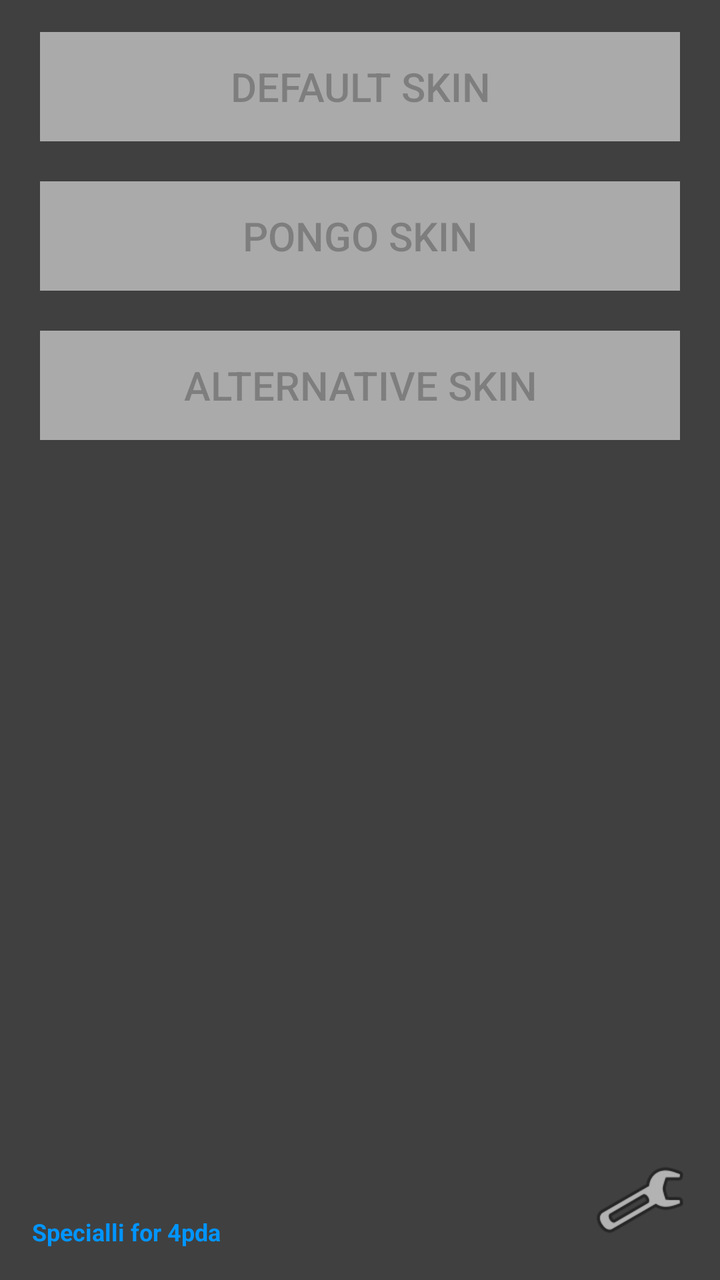
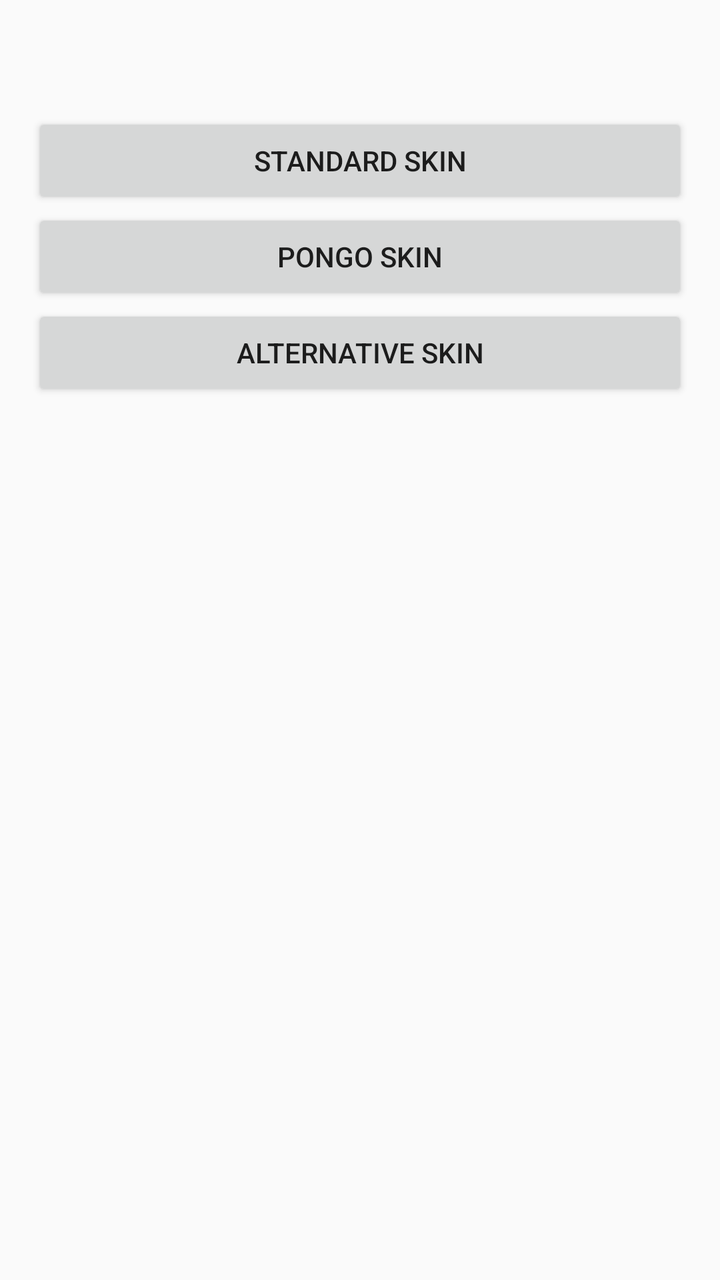

Two renders of the same Android screen: before a commit and after it. Below are the layout's source before the change and the commit's diff.
<!-- AndroidManifest.xml: application theme AppTheme -->
<!-- res/layout/activity_main.xml -->
<?xml version="1.0" encoding="utf-8"?>
<RelativeLayout xmlns:android="http://schemas.android.com/apk/res/android"
    xmlns:tools="http://schemas.android.com/tools"
    android:layout_width="match_parent"
    android:layout_height="match_parent"
    android:paddingBottom="@dimen/activity_vertical_margin"
    android:paddingLeft="@dimen/activity_horizontal_margin"
    android:paddingRight="@dimen/activity_horizontal_margin"
    android:paddingTop="@dimen/activity_vertical_margin"
    tools:context="com.neos.skinchange.MainActivity"
    android:background="#404040"
    android:transitionGroup="false">

    <Button
        android:layout_width="wrap_content"
        android:layout_height="wrap_content"
        android:text="@string/text_button_id1"
        android:id="@+id/button"
        android:layout_alignParentTop="true"
        android:layout_centerHorizontal="true"
        android:textSize="20sp"
        android:onClick="RenameDirDefault"
        android:clickable="true"
        android:enabled="false"
        android:background="@android:drawable/bottom_bar"
        android:backgroundTint="@android:color/darker_gray" />

    <Button
        android:layout_width="wrap_content"
        android:layout_height="wrap_content"
        android:text="@string/text_button_id2"
        android:id="@+id/button2"
        android:layout_below="@+id/button"
        android:layout_centerHorizontal="true"
        android:layout_marginTop="20dp"
        android:background="@android:drawable/bottom_bar"
        android:textSize="20sp"
        android:onClick="RenameDirPongo"
        android:clickable="true"
        android:enabled="false"
        android:backgroundTint="@android:color/darker_gray" />

    <Button
        style="?android:attr/buttonStyleSmall"
        android:layout_width="wrap_content"
        android:layout_height="wrap_content"
        android:id="@+id/button3"
        android:layout_alignParentBottom="true"
        android:layout_alignParentRight="true"
        android:layout_alignParentEnd="true"
        android:background="@android:drawable/ic_menu_manage"
        android:onClick="onClick" />

    <TextView
        android:layout_width="wrap_content"
        android:layout_height="wrap_content"
        android:id="@+id/textView2"
        android:textColor="#8bc1fe"
        android:textSize="18sp"
        android:layout_below="@+id/button6"
        android:layout_centerHorizontal="true"
        android:layout_marginTop="20dp"
        android:password="@+id/button5"
        android:textStyle="bold|italic" />

    <TextView
        android:layout_width="wrap_content"
        android:layout_height="wrap_content"
        android:id="@+id/textView3"
        android:layout_alignParentLeft="true"
        android:layout_alignParentStart="true"
        android:textColor="#0095ff"
        android:textSize="12sp"
        android:layout_alignBottom="@+id/button3"
        android:text="@string/text_for_4pda"
        android:textStyle="bold" />

    <TextView
        android:layout_width="wrap_content"
        android:layout_height="wrap_content"
        android:id="@+id/textView7"
        android:layout_above="@+id/textView3"
        android:layout_alignParentLeft="true"
        android:layout_alignParentStart="true"
        android:textColor="#35fd03"
        android:textSize="12sp"
        android:textStyle="bold" />

    <Button
        android:layout_width="wrap_content"
        android:layout_height="wrap_content"
        android:text="@string/text_button_alt"
        android:id="@+id/button6"
        android:layout_below="@+id/button2"
        android:layout_centerHorizontal="true"
        android:background="@android:drawable/bottom_bar"
        android:layout_marginTop="20dp"
        android:clickable="true"
        android:enabled="false"
        android:textSize="20sp"
        android:onClick="RenameDirAlt"
        android:backgroundTint="@android:color/darker_gray" />

</RelativeLayout>
<!-- resources referenced by this layout -->
<resources>
  <dimen name="activity_horizontal_margin">16dp</dimen>
  <dimen name="activity_vertical_margin">16dp</dimen>
  <string name="text_button_alt">Alternative skin</string>
  <string name="text_button_id1">Default skin</string>
  <string name="text_button_id2">Pongo skin</string>
  <string name="text_for_4pda">Specialli for 4pda</string>
  <style name="AppTheme" parent="Theme.AppCompat.Light.DarkActionBar">
          
          <item name="colorPrimary">@color/colorPrimary</item>
          <item name="colorPrimaryDark">@color/colorPrimaryDark</item>
          <item name="colorAccent">@color/colorAccent</item>
      </style>
  <color name="colorPrimary">#212121</color>
  <color name="colorPrimaryDark">#000000</color>
  <color name="colorAccent">#007D7D</color>
</resources>

<!-- the commit's change to res/layout/activity_main.xml (unified diff, before → after) -->
@@ -1,104 +1,51 @@
 <?xml version="1.0" encoding="utf-8"?>
-<RelativeLayout xmlns:android="http://schemas.android.com/apk/res/android"
-    xmlns:tools="http://schemas.android.com/tools"
+<ScrollView xmlns:android="http://schemas.android.com/apk/res/android"
     android:layout_width="match_parent"
     android:layout_height="match_parent"
-    android:paddingBottom="@dimen/activity_vertical_margin"
-    android:paddingLeft="@dimen/activity_horizontal_margin"
-    android:paddingRight="@dimen/activity_horizontal_margin"
-    android:paddingTop="@dimen/activity_vertical_margin"
-    tools:context="com.neos.skinchange.MainActivity"
-    android:background="#404040"
-    android:transitionGroup="false">
+    android:fillViewport="true">
 
-    <Button
-        android:layout_width="wrap_content"
+    <LinearLayout
+        android:layout_width="match_parent"
         android:layout_height="wrap_content"
-        android:text="@string/text_button_id1"
-        android:id="@+id/button"
-        android:layout_alignParentTop="true"
-        android:layout_centerHorizontal="true"
-        android:textSize="20sp"
-        android:onClick="RenameDirDefault"
-        android:clickable="true"
-        android:enabled="false"
-        android:background="@android:drawable/bottom_bar"
-        android:backgroundTint="@android:color/darker_gray" />
+        android:orientation="vertical"
+        android:padding="16dp">
 
-    <Button
-        android:layout_width="wrap_content"
-        android:layout_height="wrap_content"
-        android:text="@string/text_button_id2"
-        android:id="@+id/button2"
-        android:layout_below="@+id/button"
-        android:layout_centerHorizontal="true"
-        android:layout_marginTop="20dp"
-        android:background="@android:drawable/bottom_bar"
-        android:textSize="20sp"
-        android:onClick="RenameDirPongo"
-        android:clickable="true"
-        android:enabled="false"
-        android:backgroundTint="@android:color/darker_gray" />
+        <TextView
+            android:id="@+id/status"
+            android:layout_width="match_parent"
+            android:layout_height="wrap_content"
+            android:layout_marginBottom="16dp"
+            android:textAppearance="?android:attr/textAppearanceMedium" />
 
-    <Button
-        style="?android:attr/buttonStyleSmall"
-        android:layout_width="wrap_content"
-        android:layout_height="wrap_content"
-        android:id="@+id/button3"
-        android:layout_alignParentBottom="true"
-        android:layout_alignParentRight="true"
-        android:layout_alignParentEnd="true"
-        android:background="@android:drawable/ic_menu_manage"
-        android:onClick="onClick" />
+        <Button
+            android:id="@+id/button_default"
+            android:layout_width="match_parent"
+            android:layout_height="wrap_content"
+            android:text="@string/button_default" />
 
-    <TextView
-        android:layout_width="wrap_content"
-        android:layout_height="wrap_content"
-        android:id="@+id/textView2"
-        android:textColor="#8bc1fe"
-        android:textSize="18sp"
-        android:layout_below="@+id/button6"
-        android:layout_centerHorizontal="true"
-        android:layout_marginTop="20dp"
-        android:password="@+id/button5"
-        android:textStyle="bold|italic" />
+        <Button
+            android:id="@+id/button_pongo"
+            android:layout_width="match_parent"
+            android:layout_height="wrap_content"
+            android:text="@string/button_pongo" />
 
-    <TextView
-        android:layout_width="wrap_content"
-        android:layout_height="wrap_content"
-        android:id="@+id/textView3"
-        android:layout_alignParentLeft="true"
-        android:layout_alignParentStart="true"
-        android:textColor="#0095ff"
-        android:textSize="12sp"
-        android:layout_alignBottom="@+id/button3"
-        android:text="@string/text_for_4pda"
-        android:textStyle="bold" />
+        <Button
+            android:id="@+id/button_alt"
+            android:layout_width="match_parent"
+            android:layout_height="wrap_content"
+            android:text="@string/button_alt" />
 
-    <TextView
-        android:layout_width="wrap_content"
-        android:layout_height="wrap_content"
-        android:id="@+id/textView7"
-        android:layout_above="@+id/textView3"
-        android:layout_alignParentLeft="true"
-        android:layout_alignParentStart="true"
-        android:textColor="#35fd03"
-        android:textSize="12sp"
-        android:textStyle="bold" />
+        <Space
+            android:layout_width="match_parent"
+            android:layout_height="0dp"
+            android:layout_weight="1" />
 
-    <Button
-        android:layout_width="wrap_content"
-        android:layout_height="wrap_content"
-        android:text="@string/text_button_alt"
-        android:id="@+id/button6"
-        android:layout_below="@+id/button2"
-        android:layout_centerHorizontal="true"
-        android:background="@android:drawable/bottom_bar"
-        android:layout_marginTop="20dp"
-        android:clickable="true"
-        android:enabled="false"
-        android:textSize="20sp"
-        android:onClick="RenameDirAlt"
-        android:backgroundTint="@android:color/darker_gray" />
-
-</RelativeLayout>
+        <TextView
+            android:id="@+id/version"
+            android:layout_width="match_parent"
+            android:layout_height="wrap_content"
+            android:layout_marginTop="16dp"
+            android:gravity="center"
+            android:textSize="12sp" />
+    </LinearLayout>
+</ScrollView>
<!-- resource entries referenced after the edit -->
@@ -1,19 +1,12 @@
 <!-- resources referenced by this layout -->
 <resources>
-  <dimen name="activity_horizontal_margin">16dp</dimen>
-  <dimen name="activity_vertical_margin">16dp</dimen>
-  <string name="text_button_alt">Alternative skin</string>
-  <string name="text_button_id1">Default skin</string>
-  <string name="text_button_id2">Pongo skin</string>
-  <string name="text_for_4pda">Specialli for 4pda</string>
-  <style name="AppTheme" parent="Theme.AppCompat.Light.DarkActionBar">
-          
-          <item name="colorPrimary">@color/colorPrimary</item>
-          <item name="colorPrimaryDark">@color/colorPrimaryDark</item>
-          <item name="colorAccent">@color/colorAccent</item>
+  <string name="button_alt">Alternative skin</string>
+  <string name="button_default">Standard skin</string>
+  <string name="button_pongo">Pongo skin</string>
+  <style name="AppTheme" parent="Theme.AppCompat.DayNight.DarkActionBar">
+          <item name="colorPrimary">#37474F</item>
+          <item name="colorPrimaryDark">#263238</item>
+          <item name="colorAccent">#FF8F00</item>
       </style>
-  <color name="colorPrimary">#212121</color>
-  <color name="colorPrimaryDark">#000000</color>
-  <color name="colorAccent">#007D7D</color>
 </resources>
 
